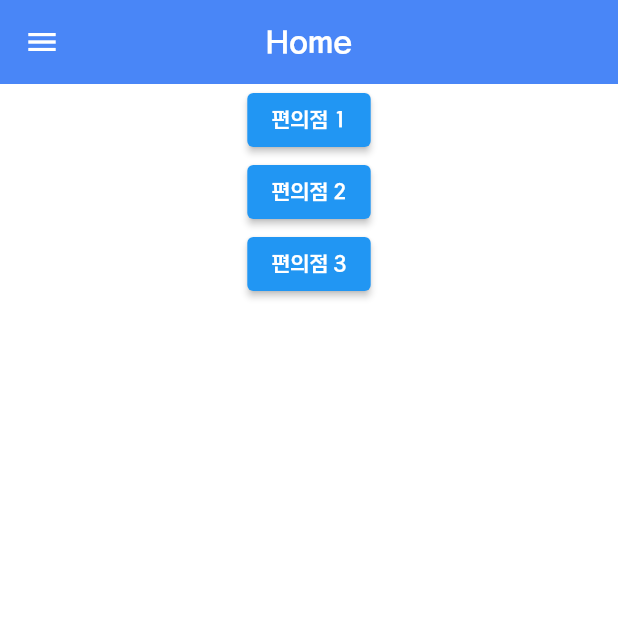
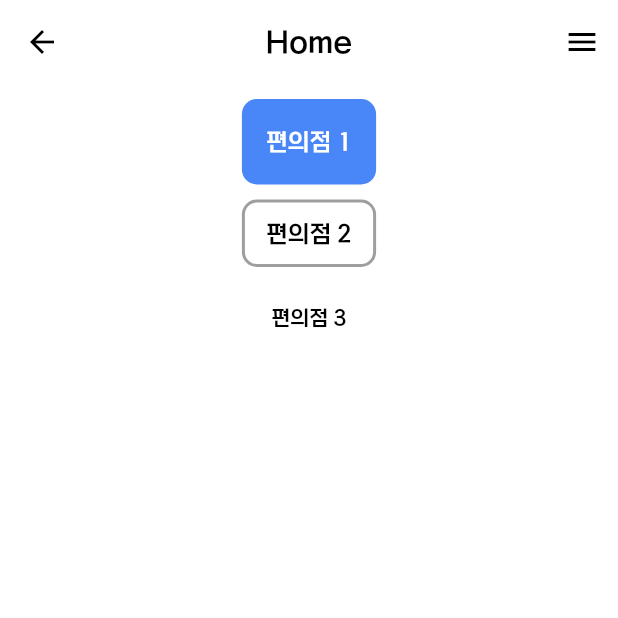
Before and after one commit to ClickDeliverUs/ClickDeliverUs-client-flutter, a Flutter app: the Home screen opened directly, on a phone screen of 412 x 824 dp, the top half of it. Run offline on Flutter 3.47's test engine with Material 2 defaults, Android fonts, the phone set to English and light mode, and no system bars; our stand-ins replace flutter_dotenv, flutter_svg, logger.

Commit message:
update buttons

```diff
--- a/lib/main.dart
+++ b/lib/main.dart
@@ -1,5 +1,6 @@
 import 'package:cd_client/screen/index.dart';
 import 'package:flutter/material.dart';
+import 'package:flutter/services.dart';
 import 'package:flutter_dotenv/flutter_dotenv.dart';
 import 'package:logger/logger.dart';
 
@@ -24,12 +25,15 @@ class MyApp extends StatelessWidget {
     return MaterialApp(
       title: "Flutter Tutorial",
       theme: ThemeData(
-          fontFamily: "KBO",
-          scaffoldBackgroundColor: Colors.white,
-          appBarTheme: const AppBarTheme(
-            backgroundColor: Colors.white,
-            elevation: 0,
-          )),
+        fontFamily: "KBO",
+        scaffoldBackgroundColor: Colors.white,
+        appBarTheme: const AppBarTheme(
+          systemOverlayStyle: SystemUiOverlayStyle.dark,
+          elevation: 0,
+          backgroundColor: Colors.white,
+          foregroundColor: Colors.black,
+        ),
+      ),
       home: const Index(),
     );
   }
--- a/lib/model/extrenal/test_account.dart
+++ /dev/null
@@ -1,30 +0,0 @@
-class TestAccount {
-  final int uid;
-  final String uuid;
-  final String userName;
-  final String email;
-  final String createdDt;
-  final String accessToken;
-  final String refreshToken;
-
-  TestAccount(
-      {required this.uid,
-      required this.uuid,
-      required this.userName,
-      required this.email,
-      required this.createdDt,
-      required this.accessToken,
-      required this.refreshToken});
-
-  factory TestAccount.fromJson(Map<String, dynamic> json) {
-    return TestAccount(
-      uid: json["uid"],
-      uuid: json["uuid"],
-      userName: json["userName"],
-      email: json["email"],
-      createdDt: json["createdDt"],
-      accessToken: json["accessToken"],
-      refreshToken: json["refreshToken"],
-    );
-  }
-}
--- a/lib/repository/auth.repository.dart
+++ b/lib/repository/auth.repository.dart
@@ -1,21 +1,21 @@
 import 'dart:convert';
 import 'dart:io' show Platform;
+import 'package:cd_client/model/extrenal/user_account.dart';
 import 'package:flutter_dotenv/flutter_dotenv.dart';
 import 'package:http/http.dart' as http;
-import '../model/extrenal/test_account.dart';
 
 class AuthRepository {
   final String serverURL = Platform.isIOS
       ? dotenv.env['IOS_API_SERVER_ADDRESS']!
       : dotenv.env['AND_API_SERVER_ADDRESS']!;
 
-  Future<TestAccount> fetchLogin(String email, String credential) async {
+  Future<UserAccount> fetchLogin(String email, String credential) async {
     final response = await http.post(Uri.parse("$serverURL/auth/signin"),
         body: <String, dynamic>{"email": email, "credential": credential});
 
     if (response.statusCode == 201) {
       final Map<String, dynamic> responseData = jsonDecode(response.body);
-      return TestAccount.fromJson(responseData);
+      return UserAccount.fromJson(responseData);
     } else {
       throw Exception("Failed to load user data");
     }
--- a/lib/screen/home.dart
+++ b/lib/screen/home.dart
@@ -1,5 +1,9 @@
 import 'package:cd_client/model/internal/test_store.dart';
 import 'package:cd_client/util/constant/custom_color.dart';
+import 'package:cd_client/util/helper/enum.dart';
+import 'package:cd_client/widget/button/primary_btn.dart';
+import 'package:cd_client/widget/button/secondary_btn.dart';
+import 'package:cd_client/widget/button/tertiary_btn.dart';
 import 'package:flutter/material.dart';
 import 'storemodal.dart';
 import 'showdrawer.dart';
@@ -34,38 +38,62 @@ class _HomeState extends State<Home> {
     tel: '010-789-789',
   );
 
+  void _modalHandler(TestStore store) {
+    showStoreModal(context, store);
+  }
+
   @override
   Widget build(BuildContext context) {
     return Scaffold(
       appBar: AppBar(
         title: const Text("Home"),
         centerTitle: true,
-        backgroundColor: CustomColor.indigo,
+        leading: IconButton(
+          icon: const Icon(
+            Icons.arrow_back,
+          ),
+          onPressed: () {
+            // pop screen
+          },
+        ),
       ),
-      drawer: const ShowDrawer(),
+      endDrawer: const ShowDrawer(),
       body: SingleChildScrollView(
         scrollDirection: Axis.vertical,
         child: Center(
           child: Column(
             mainAxisAlignment: MainAxisAlignment.center,
             children: [
-              ElevatedButton(
+              const SizedBox(
+                height: 10,
+              ),
+              PrimaryBtn(
+                label: "편의점 1",
                 onPressed: () {
-                  showStoreModal(context, store1);
+                  _modalHandler(store1);
                 },
-                child: const Text('편의점 1'),
+                widgetColor: WidgetColor.skyblue,
+                widgetSize: WidgetSize.big,
               ),
-              ElevatedButton(
+              const SizedBox(
+                height: 10,
+              ),
+              SecondaryBtn(
+                label: "편의점 2",
                 onPressed: () {
-                  showStoreModal(context, store2);
+                  _modalHandler(store2);
                 },
-                child: const Text('편의점 2'),
+                widgetColor: WidgetColor.skyblue,
+                widgetSize: WidgetSize.small,
               ),
-              ElevatedButton(
+              const SizedBox(
+                height: 10,
+              ),
+              TertiaryBtn(
+                label: "편의점 3",
                 onPressed: () {
-                  showStoreModal(context, store3);
+                  _modalHandler(store3);
                 },
-                child: const Text('편의점 3'),
               ),
             ],
           ),
--- a/lib/screen/login.dart
+++ b/lib/screen/login.dart
@@ -97,11 +97,13 @@ class _LoginState extends State<Login> {
                   textL: "아이디 찾기",
                   textR: "비밀번호 찾기",
                   onPressedL: () {},
-                      onPressedR: () {})
+                  onPressedR: () {},
+                )
               ],
             ),
           ),
         ),
-        ));
+      ),
+    );
   }
 }
--- a/lib/util/helper/enum.dart
+++ b/lib/util/helper/enum.dart
@@ -1,3 +1,7 @@
 enum SocialEnum { google, kakao, naver, apple, facebook }
 
 enum Route { login, register }
+
+enum WidgetColor { grey, skyblue }
+
+enum WidgetSize { small, big }
--- /dev/null
+++ b/lib/widget/button/primary_btn.dart
@@ -0,0 +1,78 @@
+import 'package:cd_client/util/constant/custom_color.dart';
+import 'package:cd_client/util/helper/enum.dart';
+import 'package:flutter/material.dart';
+
+class PrimaryBtn extends StatelessWidget {
+  final String label;
+  final void Function() onPressed;
+  final WidgetColor widgetColor;
+  final WidgetSize widgetSize;
+  final double? width;
+
+  const PrimaryBtn(
+      {super.key,
+      required this.label,
+      required this.onPressed,
+      required this.widgetColor,
+      required this.widgetSize,
+      this.width});
+
+  Color _backgroundColor() {
+    late Color color;
+
+    switch (widgetColor) {
+      case WidgetColor.skyblue:
+        color = CustomColor.indigo;
+        break;
+      case WidgetColor.grey:
+        color = CustomColor.whiteGrey;
+        break;
+    }
+
+    return color;
+  }
+
+  Color _foregroundColor() {
+    late Color color;
+
+    switch (widgetColor) {
+      case WidgetColor.skyblue:
+        color = Colors.white;
+        break;
+      case WidgetColor.grey:
+        color = CustomColor.black;
+        break;
+    }
+
+    return color;
+  }
+
+  @override
+  Widget build(BuildContext context) {
+    return SizedBox(
+      width: width,
+      height: widgetSize == WidgetSize.big ? 57 : 45,
+      child: OutlinedButton(
+        onPressed: onPressed,
+        style: OutlinedButton.styleFrom(
+          backgroundColor: _backgroundColor(),
+          foregroundColor: _foregroundColor(),
+          side: const BorderSide(
+            color: Colors.transparent,
+          ),
+          shape: const RoundedRectangleBorder(
+            borderRadius: BorderRadius.all(
+              Radius.circular(10),
+            ),
+          ),
+        ),
+        child: Text(
+          label,
+          style: const TextStyle(
+            fontSize: 16,
+          ),
+        ),
+      ),
+    );
+  }
+}
--- a/lib/widget/button/props/btn_default.dart
+++ /dev/null
@@ -1 +0,0 @@
-class BtnDefault {}
--- /dev/null
+++ b/lib/widget/button/secondary_btn.dart
@@ -0,0 +1,48 @@
+import 'package:cd_client/util/helper/enum.dart';
+import 'package:flutter/material.dart';
+
+class SecondaryBtn extends StatelessWidget {
+  final String label;
+  final void Function() onPressed;
+  final WidgetColor widgetColor;
+  final WidgetSize widgetSize;
+  final double? width;
+
+  const SecondaryBtn(
+      {super.key,
+      required this.label,
+      required this.onPressed,
+      required this.widgetColor,
+      required this.widgetSize,
+      this.width});
+
+  @override
+  Widget build(BuildContext context) {
+    return SizedBox(
+      width: width,
+      height: widgetSize == WidgetSize.big ? 57 : 45,
+      child: OutlinedButton(
+        onPressed: onPressed,
+        style: OutlinedButton.styleFrom(
+          backgroundColor: Colors.white,
+          foregroundColor: Colors.black,
+          side: const BorderSide(
+            color: Colors.grey,
+            width: 2,
+          ),
+          shape: const RoundedRectangleBorder(
+            borderRadius: BorderRadius.all(
+              Radius.circular(10),
+            ),
+          ),
+        ),
+        child: Text(
+          label,
+          style: const TextStyle(
+            fontSize: 16,
+          ),
+        ),
+      ),
+    );
+  }
+}
--- /dev/null
+++ b/lib/widget/button/tertiary_btn.dart
@@ -0,0 +1,26 @@
+import 'package:flutter/material.dart';
+
+class TertiaryBtn extends StatelessWidget {
+  final String label;
+  final void Function() onPressed;
+  final Color? foregroundColor;
+
+  const TertiaryBtn(
+      {super.key,
+      required this.label,
+      required this.onPressed,
+      this.foregroundColor});
+
+  @override
+  Widget build(BuildContext context) {
+    return TextButton(
+      onPressed: onPressed,
+      child: Text(
+        label,
+        style: TextStyle(
+          color: foregroundColor ?? Colors.black,
+        ),
+      ),
+    );
+  }
+}
```
Also changed, not shown: lib/screen/index.dart (+6 -3 lines), lib/screen/info.dart (+6 -3 lines), lib/screen/register.dart (+19 -12 lines), lib/screen/showdrawer.dart (+6 -2 lines), lib/screen/store_index.dart (+6 -5 lines), lib/screen/storemodal.dart (+21 -11 lines), pubspec.lock, 2 other files. Lines whose indentation alone changed are shown as unchanged.
